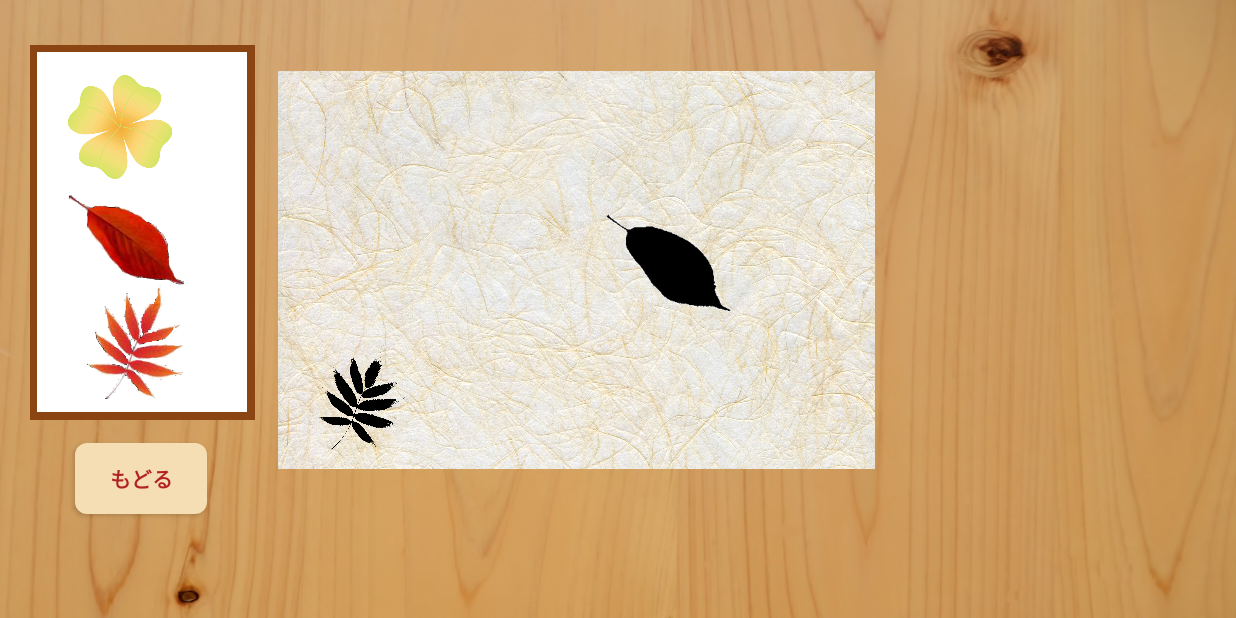
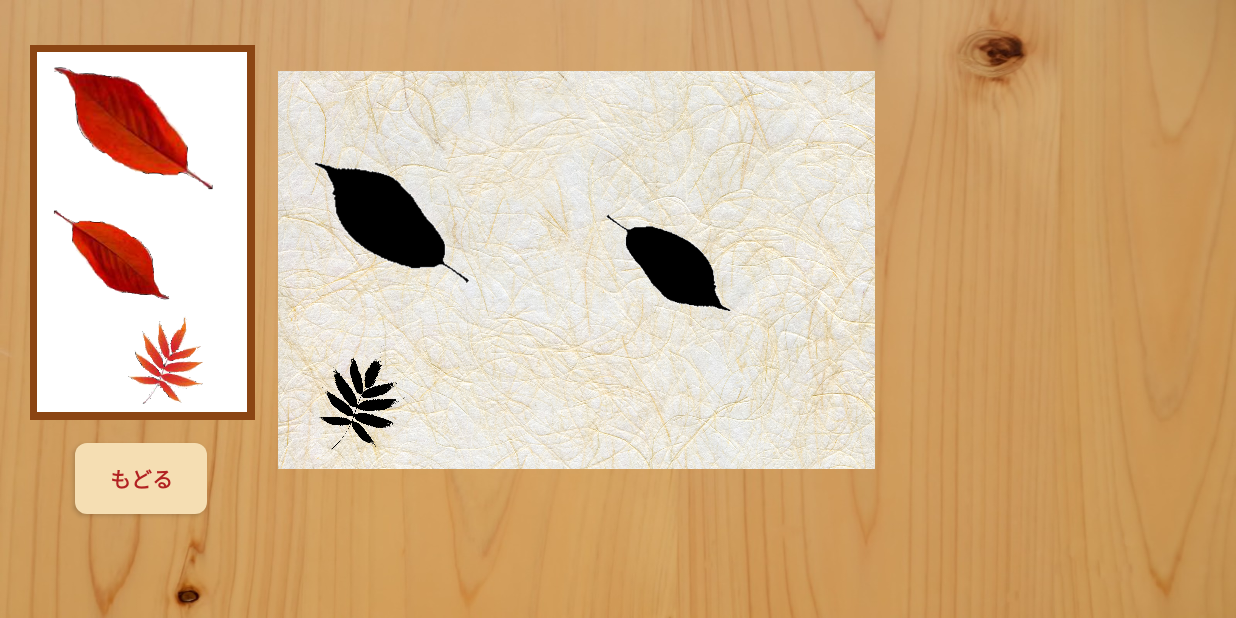
Before and after one commit to shxun6934/Kana-ko, an Android app: the Washi2Activity screen opened directly, with no data from a screen before it, on a phone screen of 824 x 412 dp (held sideways). Run offline under Robolectric (Android 15) with nearby library versions, the phone set to English and light mode, and no system bars.

Commit message:
和紙難しい難易度の追加

```diff
--- a/app/src/main/java/smartphoneapp_project/kanazawaapp_2017/Washi2Activity.java
+++ b/app/src/main/java/smartphoneapp_project/kanazawaapp_2017/Washi2Activity.java
@@ -19,10 +19,12 @@ public class Washi2Activity extends Activity  implements View.OnTouchListener {
     private ImageView kurobaView;
     private ImageView momijiView;
     private ImageView otibaView;
+    private ImageView bigmomijiView;
     private Rect rect = new Rect();
     private ImageView momijishadow;
     private ImageView otibashadow;
     private ImageView murasakishadow;
+    private ImageView bigmomijishadow;
     private int imageoldX = 0;//ドラッグ前の画像のx座標を保持する変数
     private int imageoldY = 0;//ドラッグ前の画像のy座標を保持する変数
     private int count = 0;
@@ -32,47 +34,64 @@ public class Washi2Activity extends Activity  implements View.OnTouchListener {
     private ViewGroup.MarginLayoutParams startmarginkuroba;
     private ViewGroup.MarginLayoutParams startmarginmomiji;
     private ViewGroup.MarginLayoutParams startmarginotiba;
+    private ViewGroup.MarginLayoutParams startmarginbigmomiji;
     private int intentkey=0;
     private Bitmap murasaki;
     private Bitmap murasakikage;
-
+    private Resources r;
+    private Bitmap bmp2;
+    int startX;
+    int startY;
 
     @Override
     protected void onCreate(@Nullable Bundle savedInstanceState) {
         super.onCreate(savedInstanceState);
         setContentView(R.layout.activity_washi2);
-        Resources r = getResources();
+         r = getResources();
+        Intent intent = getIntent();
+        intentkey = intent.getIntExtra("DIFFICULTY", 0);
+        button = (Button) findViewById(R.id.washi3_next_button);
         Bitmap kurobaBmp = BitmapFactory.decodeResource(r, R.drawable.washi2_kuroba);
         Bitmap momijiBmp = BitmapFactory.decodeResource(r, R.drawable.washi2_momiji1);
         Bitmap otibaBmp = BitmapFactory.decodeResource(r, R.drawable.washi2_momiji2);
         Bitmap momijikage = BitmapFactory.decodeResource(r, R.drawable.washi2_momiji1kage);
         Bitmap otibakage = BitmapFactory.decodeResource(r, R.drawable.washi2_momiji2kage);
+	Bitmap bigmomiji=BitmapFactory.decodeResource(r,R.drawable.washi2_gyakumomiji);
         Button returnButton = (Button) findViewById(R.id.washi1_back_button);
-        kurobaView = (ImageView) findViewById(R.id.momiji0);
         momijiView = (ImageView) findViewById(R.id.momiji1);
         otibaView = (ImageView) findViewById(R.id.momiji2);
         momijishadow = (ImageView) findViewById(R.id.momiji_Shadow1);
         momijishadow.setImageBitmap(momijikage);
+        momijiView.setImageBitmap(momijiBmp);
+        otibaView = (ImageView) findViewById(R.id.momiji2);
+        otibaView.setImageBitmap(otibaBmp);
         otibashadow = (ImageView) findViewById(R.id.momiji_Shadow2);
         otibashadow.setImageBitmap(otibakage);
-        kurobaView.setImageBitmap(kurobaBmp);
-        momijiView.setImageBitmap(momijiBmp);
-        otibaView.setImageBitmap(otibaBmp);
-        murasakishadow=(ImageView)findViewById(R.id.murasaki_shadow);
-        this.kurobaView.setOnTouchListener(this);
         this.momijiView.setOnTouchListener(this);
         this.otibaView.setOnTouchListener(this);
-        startmarginkuroba = (ViewGroup.MarginLayoutParams) kurobaView.getLayoutParams();
         startmarginmomiji = (ViewGroup.MarginLayoutParams) momijiView.getLayoutParams();
         startmarginotiba = (ViewGroup.MarginLayoutParams) otibaView.getLayoutParams();
-        button = (Button) findViewById(R.id.washi3_next_button);
-        Intent intent=getIntent();
-        intentkey=intent.getIntExtra("DIFFICULTY",0);
-        if (intentkey==2){
-            murasaki=BitmapFactory.decodeResource(r,R.drawable.murasakinoha);
-            kurobaView.setImageBitmap(murasaki);
-            murasakikage=BitmapFactory.decodeResource(r,R.drawable.murasakinohakage);
-            murasakishadow.setImageBitmap(murasakikage);
+        if (intentkey==1||intentkey==2){
+            kurobaView = (ImageView) findViewById(R.id.momiji0);
+            kurobaView.setImageBitmap(kurobaBmp);
+            murasakishadow = (ImageView) findViewById(R.id.murasaki_shadow);
+            this.kurobaView.setOnTouchListener(this);
+            startmarginkuroba = (ViewGroup.MarginLayoutParams) kurobaView.getLayoutParams();
+            if (intentkey == 2) {
+                murasaki = BitmapFactory.decodeResource(r, R.drawable.murasakinoha);
+                kurobaView.setImageBitmap(murasaki);
+                murasakikage = BitmapFactory.decodeResource(r, R.drawable.murasakinohakage);
+                murasakishadow.setImageBitmap(murasakikage);
+            }
+        }else{
+            Bitmap gyakumomijikage=BitmapFactory.decodeResource(r,R.drawable.washi2_gyakumomiji1kage);
+            bigmomijiView=(ImageView)findViewById(R.id.big_momiji1);
+            bigmomijiView.setImageBitmap(bigmomiji);
+            bigmomijishadow = (ImageView) findViewById(R.id.bigmomijishadow);
+            bigmomijishadow.setImageBitmap(gyakumomijikage);
+            this.bigmomijiView.setOnTouchListener(this);
+            startmarginbigmomiji=(ViewGroup.MarginLayoutParams) bigmomijiView.getLayoutParams();
+
         }
     }
 
@@ -119,8 +138,8 @@ public class Washi2Activity extends Activity  implements View.OnTouchListener {
                 }
                 break;
             case R.id.momiji1://枝分かれしている紅葉のドラッグアンドドロップの操作
-                Resources r = getResources();
-                Bitmap bmp2 = BitmapFactory.decodeResource(r, R.drawable.washi2_momiji1);
+
+                bmp2 = BitmapFactory.decodeResource(r, R.drawable.washi2_momiji1);
                 //タッチしたときの位置を取得
                 x = (int) event.getRawX();
                 y = (int) event.getRawY();
@@ -148,7 +167,7 @@ public class Washi2Activity extends Activity  implements View.OnTouchListener {
                                 if (count == 2) {
                                     button.setVisibility(button.VISIBLE);
                                 }
-                            }else if (intentkey==2){
+                            }else if (intentkey==2||intentkey==3){
                                 if (count==3) {
                                     button.setVisibility(button.VISIBLE);
                                 }
@@ -162,10 +181,10 @@ public class Washi2Activity extends Activity  implements View.OnTouchListener {
                 break;
             case R.id.momiji2://一枚の葉っぱの形をしたモミジのドラッグアンドドロップ
                 //タッチしたときのviewの位置を取得
-                int startX = (int) otibaView.getX();
-                int startY = (int) otibaView.getY();
-                Resources r2 = getResources();
-                Bitmap bmp3 = BitmapFactory.decodeResource(r2, R.drawable.washi2_momiji2);
+                startX = (int) otibaView.getX();
+                startY = (int) otibaView.getY();
+                r = getResources();
+                bmp2 = BitmapFactory.decodeResource(r, R.drawable.washi2_momiji2);
                 //タッチしたviewの位置を取得
                 x = (int) event.getRawX();
                 y = (int) event.getRawY();
@@ -186,7 +205,7 @@ public class Washi2Activity extends Activity  implements View.OnTouchListener {
                     otibashadow.getHitRect(rect);
                     if (rect.contains(x, y)) {
                         //シルエットにドロップしたときの処理
-                        otibashadow.setImageBitmap(bmp3);
+                        otibashadow.setImageBitmap(bmp2);
                         otibaView.setVisibility(otibaView.INVISIBLE);
                         count++;
                         if (intentkey==1) {
@@ -194,7 +213,7 @@ public class Washi2Activity extends Activity  implements View.OnTouchListener {
                                 button.setVisibility(button.VISIBLE);
 
                             }
-                        }else if (intentkey==2){
+                        }else if (intentkey==2||intentkey==3){
                             if (count==3){
                                 button.setVisibility(button.VISIBLE);
                             }
@@ -205,6 +224,48 @@ public class Washi2Activity extends Activity  implements View.OnTouchListener {
                     }
                 }
                 break;
+                case R.id.big_momiji1:
+                    bmp2 = BitmapFactory.decodeResource(r, R.drawable.washi2_momiji1);
+                    //タッチしたときの位置を取得
+                    x = (int) event.getRawX();
+                    y = (int) event.getRawY();
+                    if (event.getAction() == MotionEvent.ACTION_MOVE) {
+                        //viewの位置を計算
+                        int diffX = bigmomijiView.getLeft() + (x - imageoldX);
+                        int diffY = bigmomijiView.getTop() + (y - imageoldY);
+                        //viewの移動
+                        bigmomijiView.layout(diffX, diffY, diffX + bigmomijiView.getWidth()
+                                , diffY + bigmomijiView.getHeight());
+                        //今回のviewの位置を保持
+                        imageoldX = x;
+                        imageoldY = y;
+                    } else if (event.getAction() == MotionEvent.ACTION_DOWN) {
+                        imageoldX = x;
+                        imageoldY = y;
+                    } else if (event.getAction() == MotionEvent.ACTION_UP) {
+                        bigmomijishadow.getHitRect(rect);
+                        if (rect.contains(x, y)) {
+                            //シルエットにドロップしたときの処理
+                            bigmomijishadow.setImageBitmap(bigmomiji);
+                            bigmomijiView.setVisibility(bigmomijiView.INVISIBLE);
+                            count++;
+                            if (intentkey==1) {
+                                if (count == 2) {
+                                    button.setVisibility(button.VISIBLE);
+                                }
+                            }else if (intentkey==2||intentkey==3){
+                                if (count==3) {
+                                    button.setVisibility(button.VISIBLE);
+                                }
+                            }
+                        }else{
+                            //シルエット以外の場所にドロップしたとき
+                            bigmomijiView.setLayoutParams(startmarginbigmomiji);
+                        }
+
+                    }
+                    break;
+
         }
         return true;
     }
@@ -237,7 +298,7 @@ public class Washi2Activity extends Activity  implements View.OnTouchListener {
     public void onClick(View view) {
       Intent intent = new Intent(this, Washi3Activity.class);
       intent.putExtra("DIFFICULTY",intentkey);
-       startActivity(intent);
+      startActivity(intent);
     }
 
 }
--- a/app/src/main/res/layout/activity_washi2.xml
+++ b/app/src/main/res/layout/activity_washi2.xml
@@ -20,14 +20,14 @@
         android:layout_height="91dp"
         android:layout_marginLeft="400dp"
         android:layout_marginTop="130dp"
-        android:src="@drawable/washi2_momiji2kage" />
+         />
     <ImageView
         android:id="@+id/momiji_Shadow2"
         android:layout_width="80dp"
         android:layout_height="90dp"
         android:layout_marginLeft="210dp"
         android:layout_marginTop="220dp"
-        android:src="@drawable/washi2_momiji1kage" />
+         />
     <FrameLayout
         android:layout_width="150dp"
         android:layout_height="250dp"
@@ -40,6 +40,7 @@
             android:layout_gravity="center"
             android:background="@android:color/white">
         </FrameLayout>
+
     </FrameLayout>
 
     <Button
@@ -69,25 +70,40 @@
         android:layout_marginLeft="30dp"
         android:layout_marginTop="50dp"
         android:scaleType="fitCenter"
-        android:src="@drawable/washi2_kuroba" />
+         />
     <ImageView
         android:id="@+id/momiji1"
         android:layout_width="87dp"
         android:layout_height="70dp"
-        android:layout_marginTop="125dp"
-        android:layout_marginLeft="40dp"
-        android:src="@drawable/washi2_momiji1" />
+        android:layout_marginTop="135dp"
+        android:layout_marginLeft="30dp"
+         />
+
     <ImageView
         android:id="@+id/momiji2"
-        android:layout_width="80dp"
+        android:layout_width="81dp"
+        android:layout_height="70dp"
+        android:layout_marginLeft="70dp"
+        android:layout_marginTop="210dp" />
+
+    <ImageView
+        android:id="@+id/bigmomijishadow"
+        android:layout_width="120dp"
+        android:layout_height="96dp"
+        android:layout_marginLeft="200dp"
+        android:layout_marginTop="100dp" />
+
+    <ImageView
+        android:id="@+id/big_momiji1"
+        android:layout_width="120dp"
         android:layout_height="90dp"
-        android:layout_marginLeft="50dp"
-        android:layout_marginTop="190dp"
-        android:src="@drawable/washi2_momiji2" />
+        android:layout_marginLeft="30dp"
+        android:layout_marginTop="40dp" />
+
     <Button
         android:id="@+id/washi3_next_button"
-        android:layout_width="490dp"
-        android:layout_height="134dp"
+        android:layout_width="451dp"
+        android:layout_height="131dp"
         android:layout_gravity="center"
         android:background="@drawable/washi2_nextbutton"
         android:onClick="onClick"
@@ -95,9 +111,4 @@
         android:textStyle="italic"
         android:visibility="invisible" />
 
-    <ImageView
-        android:id="@+id/imageView6"
-        android:layout_width="wrap_content"
-        android:layout_height="wrap_content" />
-
 </FrameLayout>
```
Also changed, not shown: app/src/main/java/smartphoneapp_project/kanazawaapp_2017/Washi3Activity.java (+15 -2 lines), app/src/main/res/layout/activity_washi3.xml (+18 -7 lines), app/src/main/res/drawable/washi2_gyakumomiji.png (added), app/src/main/res/drawable/washi2_gyakumomiji1kage.png (added).
